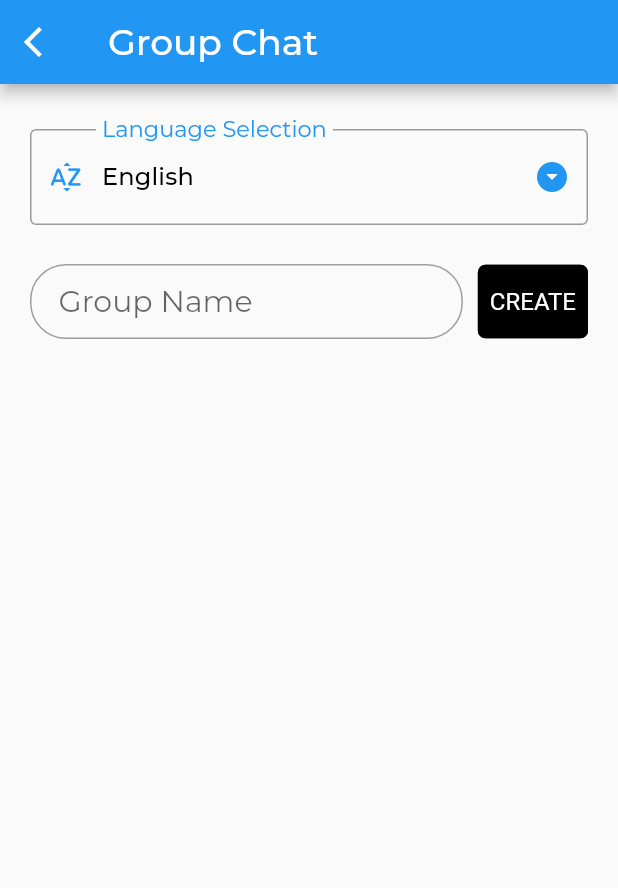
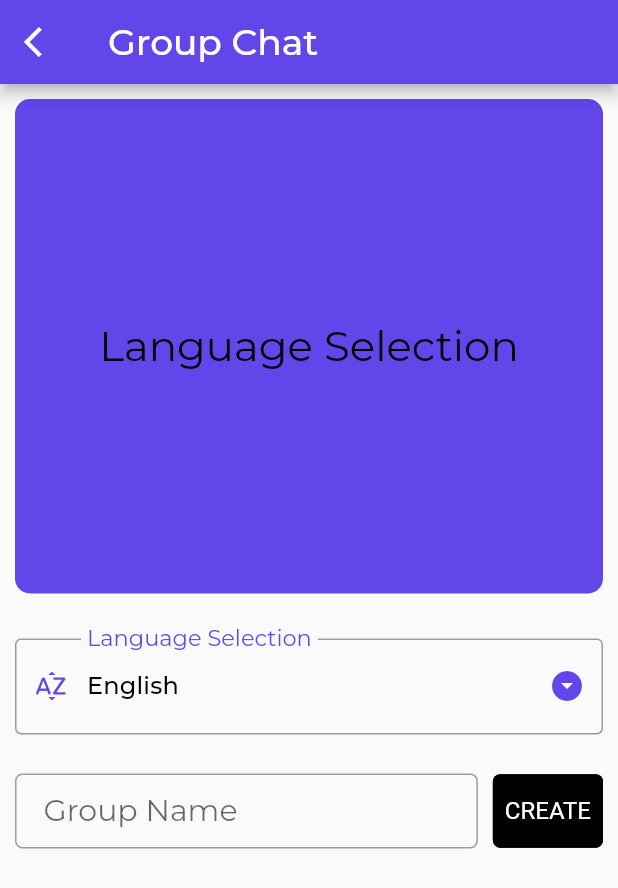
Before and after one commit to ajayrnairg/Mastek_Internship__App, a Flutter app: the GroupChatScreen screen opened directly, on a phone screen of 412 x 824 dp. Shown: the top 888 px of the screen. Run offline on Flutter 3.47's test engine with Material 2 defaults, Android fonts, the phone set to English and light mode, and no system bars; our stand-ins replace audioplayers, cloud_firestore, email_validator, firebase_auth, firebase_core, firebase_messaging and 12 more; missing offline and left inert: flutter_sound, google_speech, translator, wav; accounts and stored records are empty; project files that could hold a hidden picture were left out.

Commit message:
UI Changes Done

```diff
--- a/Flutter_Application_Work/lib/src/features/screens/chat_screen/chat_main_screen.dart
+++ b/Flutter_Application_Work/lib/src/features/screens/chat_screen/chat_main_screen.dart
@@ -9,6 +9,8 @@ import 'package:rough_app/src/features/screens/chat_screen/chat_widget/chat_bott
 import 'package:rough_app/src/features/screens/chat_screen/chat_widget/receive_chat_message_widget.dart';
 import 'package:rough_app/src/features/screens/chat_screen/chat_widget/send_chat_message_widget.dart';
 import 'package:rough_app/src/utils/services/database.dart';
+
+import '../../../constants/colors.dart';
 
 class ChatMainScreen extends StatefulWidget {
   const ChatMainScreen(
@@ -82,9 +84,13 @@ class _ChatMainScreenState extends State<ChatMainScreen> {
   @override
   Widget build(BuildContext context) {
     final size = MediaQuery.of(context).size;
+    var brightness = MediaQuery.of(context).platformBrightness;
+    bool isDarkMode = brightness == Brightness.dark;
+
     return Scaffold(
       appBar: AppBar(
         title: Text("Chat - ${widget.chatScreenController.selectedUserName}"),
+        backgroundColor: isDarkMode ? gDarkPurple : gDarkPurple,
         leading: widget.chatScreenController.isAnyMessageSelected
             ? IconButton(
                 onPressed: () {
--- a/Flutter_Application_Work/lib/src/features/screens/direct_chat_screen/direct_chat_screen.dart
+++ b/Flutter_Application_Work/lib/src/features/screens/direct_chat_screen/direct_chat_screen.dart
@@ -117,6 +117,8 @@ class _DirectChatScreenState extends State<DirectChatScreen> {
                 ),
                 decoration: const InputDecoration(
                     labelText: gChooseFirstLang,
+                    prefixIconColor: gDarkPurple,
+
                     prefixIcon: Icon(Icons.sort_by_alpha_rounded),
                     border: OutlineInputBorder()),
               ),
@@ -152,6 +154,8 @@ class _DirectChatScreenState extends State<DirectChatScreen> {
                 ),
                 decoration: const InputDecoration(
                     labelText: gChooseSecondLang,
+                    prefixIconColor: gDarkPurple,
+
                     prefixIcon: Icon(Icons.language_sharp),
                     border: OutlineInputBorder()),
               ),
--- a/Flutter_Application_Work/lib/src/features/screens/group_chat_screen/group_chat_screen.dart
+++ b/Flutter_Application_Work/lib/src/features/screens/group_chat_screen/group_chat_screen.dart
@@ -10,6 +10,8 @@ import 'package:rough_app/src/features/screens/group_chat_screen/group_chat_main
 import 'package:rough_app/src/features/screens/home_screen/home_screen.dart';
 import 'package:rough_app/src/utils/services/database.dart';
 
+import '../../../constants/colors.dart';
+import '../../../constants/sizes.dart';
 import '../../controllers/group_chat_screen_controller.dart';
 import '../chat_screen/chat_screen.dart';
 
@@ -86,14 +88,12 @@ class _GroupChatScreenState extends State<GroupChatScreen> {
 
                 return GestureDetector(
                   onTap: () async {
-
                     setGroupDetailsOnTap(
                             ds["groupID"], ds["groupName"], ds["createdBy"])
                         .then((value) {
                       groupChatScreenController.goToGroupChatMainScreenFunc(
                           dropdown1Value, groupChatScreenController);
                     });
-
                   },
                   child: Container(
                     decoration: const BoxDecoration(
@@ -110,7 +110,9 @@ class _GroupChatScreenState extends State<GroupChatScreen> {
                         children: [
                           Icon(
                             Icons.circle,
-                            color: (currentActiveMembers.length > 0) ? Colors.green: Colors.white,
+                            color: (currentActiveMembers.length > 0)
+                                ? Colors.green
+                                : Colors.white,
                             size: 12,
                           ),
                           SizedBox(
@@ -129,7 +131,6 @@ class _GroupChatScreenState extends State<GroupChatScreen> {
       },
     );
   }
-
 
   // Widget groupsList() {
   //   return StreamBuilder(
@@ -206,9 +207,17 @@ class _GroupChatScreenState extends State<GroupChatScreen> {
 
   @override
   Widget build(BuildContext context) {
+    var brightness = MediaQuery.of(context).platformBrightness;
+    bool isDarkMode = brightness == Brightness.dark;
+
+    var size = MediaQuery.of(context).size;
+    var height = size.height;
+    var width = size.width;
+
     return Scaffold(
       appBar: AppBar(
         title: Text(gGroupChatScreenName),
+        backgroundColor: isDarkMode ? gDarkPurple : gDarkPurple,
         leading: IconButton(
           onPressed: () {
             homeScreenController.goToHomePageFunc();
@@ -230,9 +239,32 @@ class _GroupChatScreenState extends State<GroupChatScreen> {
       body: SafeArea(
         child: SingleChildScrollView(
           child: Container(
-            margin: EdgeInsets.all(20),
             child: Column(
               crossAxisAlignment: CrossAxisAlignment.center,
+              children: [
+                Padding(
+                  padding: const EdgeInsets.all(gSmallSpace),
+                  child: Container(
+                    height: height * 0.4,
+                    padding: const EdgeInsets.all(gSmallSpace),
+                    decoration: BoxDecoration(
+                      borderRadius: BorderRadius.circular(gBorderRadius),
+                      color: gDarkPurple,
+                    ),
+                    // color: Colors.blue,
+                    child: Center(
+                      child: Text(
+                        gLangSelectionPage,
+                        style: Theme.of(context).textTheme.headlineMedium,
+                      ),
+                    ),
+                  ),
+                ),
+                Padding(
+                    padding: const EdgeInsets.all(gSmallSpace),
+                    child:
+
+                    Column(
                       children: [
                         Container(
                           padding: EdgeInsets.symmetric(vertical: 10),
@@ -259,12 +291,16 @@ class _GroupChatScreenState extends State<GroupChatScreen> {
                             },
                             icon: const Icon(
                               Icons.arrow_drop_down_circle,
-                      color: Colors.blue,
+                              color: gDarkPurple,
                             ),
                             decoration: const InputDecoration(
                                 labelText: gLangSelectionPage,
-                        floatingLabelStyle: TextStyle(color: Colors.blue),
-                        prefixIconColor: Colors.blue,
+                                floatingLabelStyle: TextStyle(
+                                  color: gDarkPurple,
+                                ),
+                                prefixIconColor: gDarkPurple,
+
+                                // prefixIconColor: Colors.blue,
                                 prefixIcon: Icon(Icons.sort_by_alpha_rounded),
                                 border: OutlineInputBorder()),
                           ),
@@ -280,7 +316,7 @@ class _GroupChatScreenState extends State<GroupChatScreen> {
                                           color: Colors.grey,
                                           width: 1,
                                           style: BorderStyle.solid),
-                          borderRadius: BorderRadius.circular(24)),
+                                      borderRadius: BorderRadius.circular(5)),
                                   child: TextField(
                                     controller: nameInputController,
                                     style: TextStyle(fontSize: 20),
@@ -308,7 +344,10 @@ class _GroupChatScreenState extends State<GroupChatScreen> {
                             )
                           ],
                         ),
-                groupsList(),
+                        groupsList()
+                      ],
+                    )),
+
               ],
             ),
           ),
```
Also changed, not shown: Flutter_Application_Work/lib/src/features/screens/chat_screen/chat_screen.dart (+7 -4 lines), Flutter_Application_Work/lib/src/features/screens/group_chat_screen/group_chat_main_screen.dart (+9 -1 lines). Lines whose indentation alone changed are shown as unchanged.
